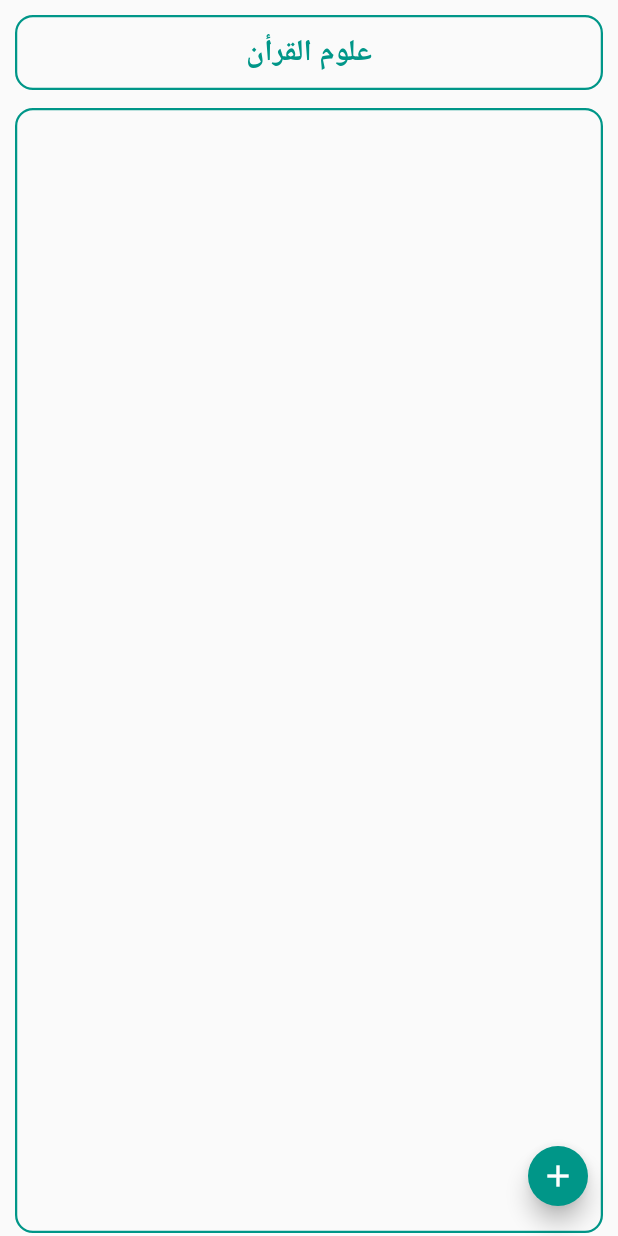
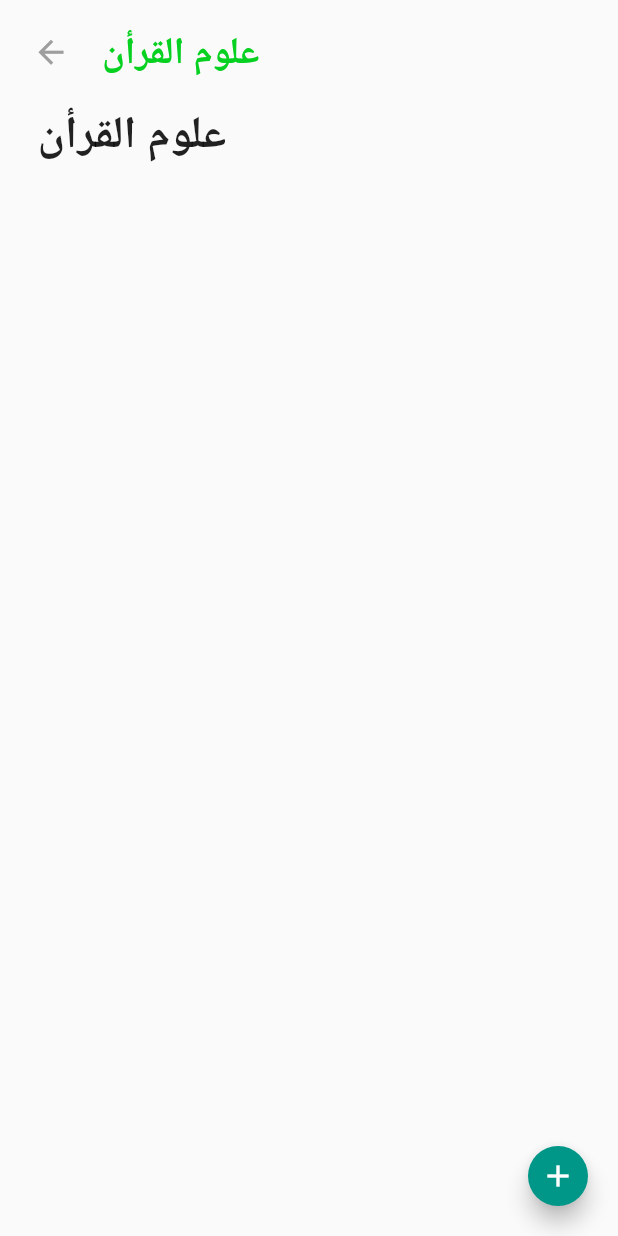
Before and after one commit to suhailadr/notes, a Flutter app: the screen it shows after launch, after a tap on "علوم القرأن", on a phone screen of 412 x 824 dp. Run offline on Flutter 3.47's test engine with Material 2 defaults, Android fonts, the phone set to English and light mode, and no system bars; our stand-ins replace bloc, cloud_firestore, dartz, file_picker, firebase_core, firebase_storage and 4 more; missing offline and left inert: syncfusion_flutter_pdfviewer; accounts and stored records are empty.

Commit message:
for new build

```diff
--- a/lib/core/colors.dart
+++ b/lib/core/colors.dart
@@ -1,3 +1,3 @@
 import 'package:flutter/material.dart';
 
-const kPrimaryColor = Colors.teal;
+const kPrimaryColor = Color.fromARGB(255, 6, 209, 33);
--- a/lib/main.dart
+++ b/lib/main.dart
@@ -31,7 +31,7 @@ class MyApp extends StatelessWidget {
       ],
       child: MaterialApp(
         debugShowCheckedModeBanner: false,
-        theme: ThemeData(primarySwatch: kPrimaryColor),
+        theme: ThemeData(primarySwatch: Colors.teal),
         home: const HomePage(),
       ),
     );
--- a/lib/presentation/components/custom_app_bar.dart
+++ b/lib/presentation/components/custom_app_bar.dart
@@ -1,38 +1,39 @@
+import 'package:flutter/cupertino.dart';
 import 'package:flutter/material.dart';
 import 'package:mudavvanath/core/colors.dart';
 
 class CustomAppBar extends StatelessWidget {
-  const CustomAppBar({Key? key, required this.title}) : super(key: key);
+  const CustomAppBar({Key? key, required this.title, required this.backButton})
+      : super(key: key);
   final String title;
+  final bool backButton;
   @override
   Widget build(BuildContext context) {
     return SafeArea(
       child: Container(
         height: 60,
         margin: const EdgeInsets.all(10),
-        decoration: BoxDecoration(
-          border: Border.all(color: kPrimaryColor, width: 1.5),
-          borderRadius: BorderRadius.circular(12),
-        ),
         child: Center(
           child: Row(
             mainAxisAlignment: MainAxisAlignment.spaceEvenly,
             children: [
-              // const Padding(
-              //   padding: EdgeInsets.symmetric(horizontal: 10),
-              //   child: Icon(Icons.menu, color: kPrimaryColor),
-              // ),
+              if (backButton)
+                IconButton(
+                    onPressed: () {},
+                    icon: const Icon(Icons.arrow_back,
+                        color: Colors.grey, size: 25)),
+              const SizedBox(width: 10),
+
               Expanded(
-                child: Center(
-                  child: Text(
-                    title,
-                    style: const TextStyle(
-                        color: kPrimaryColor,
-                        fontSize: 20,
-                        fontWeight: FontWeight.bold),
-                  ),
+                child: Text(
+                  title,
+                  style: const TextStyle(
+                      color: kPrimaryColor,
+                      fontSize: 25,
+                      fontWeight: FontWeight.bold),
                 ),
               ),
+
               // const Padding(
               //   padding: EdgeInsets.symmetric(horizontal: 10),
               //   child: Icon(Icons.info, color: kPrimaryColor),
--- a/lib/presentation/components/main_icon.dart
+++ b/lib/presentation/components/main_icon.dart
@@ -13,12 +13,10 @@ class MainIcon extends StatelessWidget {
     return GestureDetector(
       onTap: (() => Navigator.push(
           context, MaterialPageRoute(builder: (context) => onTapTo))),
-      child: Hero(
-        tag: title.toString(),
       child: Container(
         decoration: BoxDecoration(
           border: Border.all(color: kPrimaryColor, width: 1.5),
-            borderRadius: BorderRadius.circular(12),
+          borderRadius: BorderRadius.circular(25),
         ),
         child: Center(
           child: Column(
@@ -37,7 +35,6 @@ class MainIcon extends StatelessWidget {
           ),
         ),
       ),
-      ),
     );
   }
 }
--- a/lib/presentation/home_page.dart
+++ b/lib/presentation/home_page.dart
@@ -22,18 +22,52 @@ class HomePage extends StatelessWidget {
       ),
     );
     return Scaffold(
-      appBar: const PreferredSize(
-        preferredSize: Size.fromHeight(70),
-        child: CustomAppBar(
-          title: "Main Page",
-        ),
-      ),
-      body: GridView.count(
-        padding: const EdgeInsets.all(10),
-        mainAxisSpacing: 10,
-        crossAxisSpacing: 10,
-        crossAxisCount: 3,
-        children: iconList,
+      backgroundColor: Color.fromARGB(255, 221, 235, 253),
+      // appBar: const PreferredSize(
+      //   preferredSize: Size.fromHeight(70),
+      //   child: CustomAppBar(
+      //     backButton: false,
+      //     title: "Main Page",
+      //   ),
+      // ),
+      body: Stack(
+        children: [
+          Positioned(
+            top: 0,
+            left: 0,
+            right: 0,
+            bottom: MediaQuery.of(context).size.height * 0.5,
+            child: Container(
+              width: MediaQuery.of(context).size.width,
+              decoration: const BoxDecoration(
+                  image: DecorationImage(
+                      fit: BoxFit.cover,
+                      image: AssetImage('assets/images/wallpaper.jpg')),
+                  // color: Colors.green,
+                  borderRadius: BorderRadiusDirectional.vertical(
+                      bottom: Radius.circular(50))),
+            ),
+          ),
+          Positioned(
+            top: MediaQuery.of(context).size.height * 0.4,
+            left: 25,
+            right: 25,
+            bottom: 30,
+            child: Container(
+              width: double.infinity,
+              decoration: BoxDecoration(
+                  borderRadius: BorderRadius.circular(40),
+                  color: Color.fromARGB(255, 255, 255, 255)),
+              child: GridView.count(
+                padding: const EdgeInsets.all(20),
+                mainAxisSpacing: 20,
+                crossAxisSpacing: 20,
+                crossAxisCount: 3,
+                children: iconList,
+              ),
+            ),
+          ),
+        ],
       ),
     );
   }
--- a/lib/presentation/pdf_viewer.dart
+++ b/lib/presentation/pdf_viewer.dart
@@ -14,6 +14,7 @@ class MyPdfViewer extends StatelessWidget {
       appBar: PreferredSize(
         preferredSize: const Size.fromHeight(70),
         child: CustomAppBar(
+          backButton: true,
           title: title.toString(),
         ),
       ),
--- a/lib/presentation/topic_page.dart
+++ b/lib/presentation/topic_page.dart
@@ -25,40 +25,51 @@ class TopicPage extends StatelessWidget {
     return Scaffold(
       appBar: PreferredSize(
         preferredSize: const Size.fromHeight(70),
-        child: Hero(
-          tag: title.toString(),
-          child: CustomAppBar(
-            title: title.toString(),
-          ),
+        child: CustomAppBar(
+          backButton: true,
+          title: title.toString(),
         ),
       ),
-      body: Container(
-        margin: const EdgeInsets.symmetric(vertical: 2, horizontal: 10),
-        padding: const EdgeInsets.all(15),
-        height: double.infinity,
-        width: double.infinity,
-        decoration: BoxDecoration(
-          border: Border.all(color: kPrimaryColor, width: 1.5),
-          borderRadius: BorderRadius.circular(12),
-        ),
-        child: BlocBuilder<TopicsBloc, TopicsState>(
-          builder: (context, state) {
-            return state.isLoading
-                ? const Center(child: Loader())
-                : ListView.separated(
-                    itemBuilder: ((context, index) {
-                      final data = state.topics[index];
-                      return TopicBox(
-                        title: data.topic.toString(),
-                        subId: data.id.toString(),
-                        fileName: data.fileName.toString(),
-                      );
-                    }),
-                    separatorBuilder: ((context, index) => const Divider()),
-                    itemCount: state.topics.length);
-          },
+      body: Padding(
+        padding: const EdgeInsets.symmetric(horizontal: 25),
+        child: Column(
+          crossAxisAlignment: CrossAxisAlignment.start,
+          children: [
+            // Text('Assalamualaikum',
+            //     style: TextStyle(color: Colors.grey, fontSize: 20)),
+            Text(title.toString(),
+                style: TextStyle(fontSize: 30, fontWeight: FontWeight.bold))
+          ],
         ),
       ),
+
+      // body: Container(
+      //   margin: const EdgeInsets.symmetric(vertical: 2, horizontal: 10),
+      //   padding: const EdgeInsets.all(15),
+      //   height: double.infinity,
+      //   width: double.infinity,
+      //   decoration: BoxDecoration(
+      //     border: Border.all(color: kPrimaryColor, width: 1.5),
+      //     borderRadius: BorderRadius.circular(12),
+      //   ),
+      //   child: BlocBuilder<TopicsBloc, TopicsState>(
+      //     builder: (context, state) {
+      //       return state.isLoading
+      //           ? const Center(child: Loader())
+      //           : ListView.separated(
+      //               itemBuilder: ((context, index) {
+      //                 final data = state.topics[index];
+      //                 return TopicBox(
+      //                   title: data.topic.toString(),
+      //                   subId: data.id.toString(),
+      //                   fileName: data.fileName.toString(),
+      //                 );
+      //               }),
+      //               separatorBuilder: ((context, index) => const Divider()),
+      //               itemCount: state.topics.length);
+      //     },
+      //   ),
+      // ),
       floatingActionButton: FloatingActionButton.small(
           child: const Icon(Icons.add),
           onPressed: () {
```
Also changed, not shown: pubspec.yaml (+12 -15 lines), assets/images/pen.jpg (added), assets/images/wallpaper.jpg (added), pubspec.lock. Lines whose indentation alone changed are shown as unchanged.
